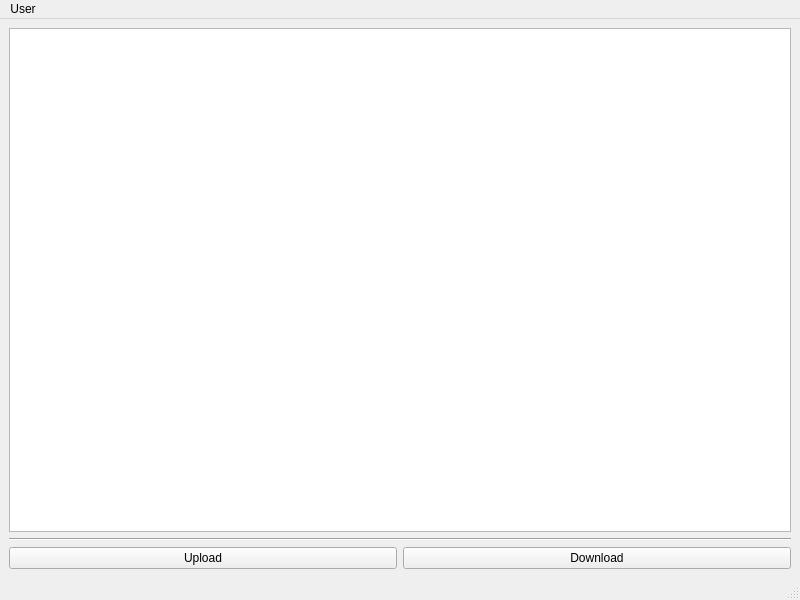
The window that qclient/project/MainView.ui (HaTheHien/socket) describes before a commit, drawn with Qt 5.
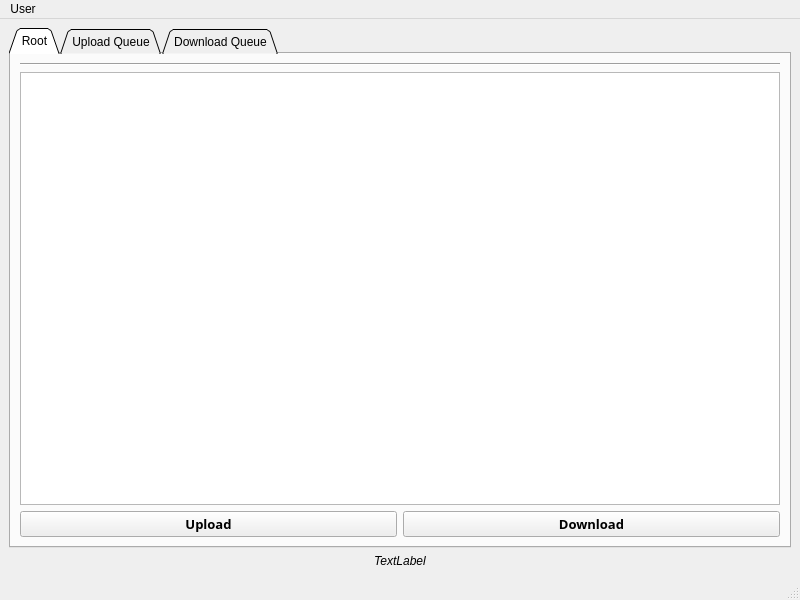
The same window after the commit. Icons and pictures are not drawn.

Commit message:
Upload & Download: Not tested yet. Handle ECHO from server
Upload: Chưa test thử
Download: Đã test nhưng server không nhận được gói tin gửi đi,. Suy đoán nguyên do là parse ClientSocket* từ LoginView sang MainView có trục trặc
Handle ECHO: Mỗi khi server có thông báo broadcast thì sẽ được hiển thị

The edit to the form file:
```diff
--- a/qclient/project/MainView.ui
+++ b/qclient/project/MainView.ui
@@ -32,8 +32,24 @@
   <widget class="QWidget" name="centralwidget">
    <layout class="QVBoxLayout" name="verticalLayout">
     <item>
-     <widget class="QListView" name="listView"/>
-    </item>
+     <widget class="QTabWidget" name="tabWidget">
+      <property name="sizePolicy">
+       <sizepolicy hsizetype="Expanding" vsizetype="Expanding">
+        <horstretch>0</horstretch>
+        <verstretch>0</verstretch>
+       </sizepolicy>
+      </property>
+      <property name="tabShape">
+       <enum>QTabWidget::Triangular</enum>
+      </property>
+      <property name="currentIndex">
+       <number>0</number>
+      </property>
+      <widget class="QWidget" name="rootTab">
+       <attribute name="title">
+        <string>Root</string>
+       </attribute>
+       <layout class="QVBoxLayout" name="verticalLayout_2">
     <item>
      <widget class="Line" name="line">
       <property name="orientation">
@@ -41,10 +57,21 @@
       </property>
      </widget>
     </item>
+        <item>
+         <widget class="QListView" name="listView"/>
+        </item>
     <item>
      <layout class="QHBoxLayout" name="horizontalLayout">
       <item>
        <widget class="QPushButton" name="uploadButton">
+            <property name="font">
+             <font>
+              <family>Segoe UI Semibold</family>
+              <pointsize>10</pointsize>
+              <weight>75</weight>
+              <bold>true</bold>
+             </font>
+            </property>
         <property name="text">
          <string>Upload</string>
         </property>
@@ -52,6 +79,14 @@
       </item>
       <item>
        <widget class="QPushButton" name="downloadButton">
+            <property name="font">
+             <font>
+              <family>Segoe UI Semibold</family>
+              <pointsize>10</pointsize>
+              <weight>75</weight>
+              <bold>true</bold>
+             </font>
+            </property>
         <property name="text">
          <string>Download</string>
         </property>
@@ -61,6 +96,56 @@
     </item>
    </layout>
   </widget>
+      <widget class="QWidget" name="uploadQueueTab">
+       <attribute name="title">
+        <string>Upload Queue</string>
+       </attribute>
+       <layout class="QVBoxLayout" name="verticalLayout_3">
+        <item>
+         <widget class="QListView" name="uploadListView"/>
+        </item>
+       </layout>
+      </widget>
+      <widget class="QWidget" name="downloadQueueTab">
+       <attribute name="title">
+        <string>Download Queue</string>
+       </attribute>
+       <layout class="QVBoxLayout" name="verticalLayout_4">
+        <item>
+         <widget class="QListView" name="downloadListView"/>
+        </item>
+       </layout>
+      </widget>
+     </widget>
+    </item>
+    <item>
+     <widget class="QLabel" name="label">
+      <property name="font">
+       <font>
+        <family>Segoe UI</family>
+        <pointsize>9</pointsize>
+        <italic>true</italic>
+       </font>
+      </property>
+      <property name="frameShape">
+       <enum>QFrame::NoFrame</enum>
+      </property>
+      <property name="frameShadow">
+       <enum>QFrame::Plain</enum>
+      </property>
+      <property name="lineWidth">
+       <number>0</number>
+      </property>
+      <property name="text">
+       <string>TextLabel</string>
+      </property>
+      <property name="alignment">
+       <set>Qt::AlignCenter</set>
+      </property>
+     </widget>
+    </item>
+   </layout>
+  </widget>
   <widget class="QMenuBar" name="menubar">
    <property name="geometry">
     <rect>
@@ -78,7 +163,20 @@
    </widget>
    <addaction name="menuUser"/>
   </widget>
-  <widget class="QStatusBar" name="statusbar"/>
+  <widget class="QStatusBar" name="statusbar">
+   <property name="sizePolicy">
+    <sizepolicy hsizetype="Minimum" vsizetype="Minimum">
+     <horstretch>0</horstretch>
+     <verstretch>0</verstretch>
+    </sizepolicy>
+   </property>
+   <property name="font">
+    <font>
+     <pointsize>11</pointsize>
+     <italic>true</italic>
+    </font>
+   </property>
+  </widget>
   <action name="actionLog_out">
    <property name="text">
     <string>Log-out</string>
```
Lines whose indentation alone changed are shown as unchanged. The commit also changes 21 other files.
